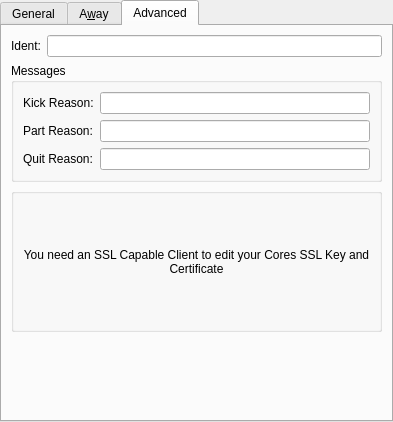
This is src/mobileui/settingspages/identityeditwidget.ui in raininja/quassel2go as Qt 5 draws it before an edit. The edited form follows.
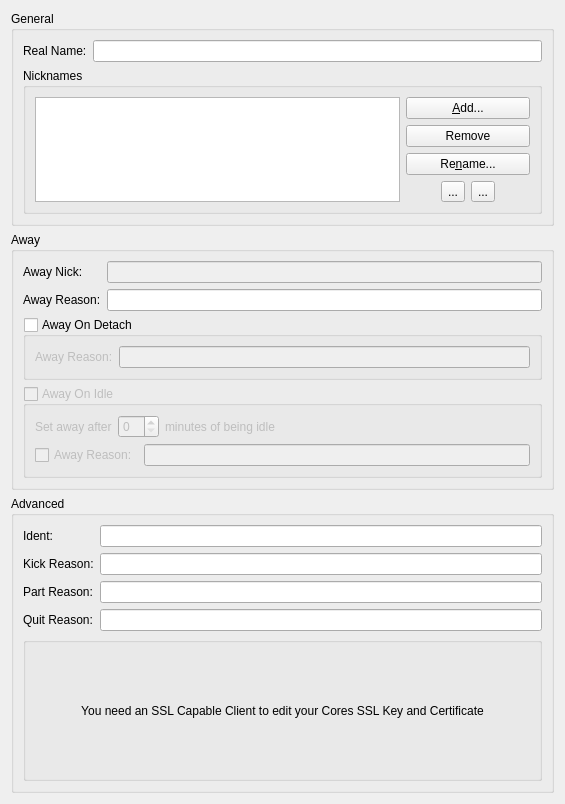
This is the edited form. The open tabs and pages were chosen to show the change. Icons and pictures are not drawn.

Diff of the .ui file:
```diff
--- a/src/mobileui/settingspages/identityeditwidget.ui
+++ b/src/mobileui/settingspages/identityeditwidget.ui
@@ -6,49 +6,35 @@
    <rect>
     <x>0</x>
     <y>0</y>
-    <width>393</width>
-    <height>422</height>
+    <width>565</width>
+    <height>776</height>
    </rect>
   </property>
   <property name="windowTitle">
    <string/>
   </property>
-  <layout class="QVBoxLayout" name="verticalLayout_13">
-   <property name="spacing">
-    <number>0</number>
-   </property>
-   <property name="margin">
-    <number>0</number>
-   </property>
+  <layout class="QVBoxLayout" name="verticalLayout_3">
    <item>
-    <widget class="QTabWidget" name="tabWidget">
-     <property name="currentIndex">
-      <number>0</number>
-     </property>
-     <widget class="QWidget" name="generalTab">
-      <attribute name="title">
+    <widget class="QGroupBox" name="groupBox_4">
+     <property name="title">
        <string>General</string>
-      </attribute>
-      <layout class="QVBoxLayout">
-       <item>
-        <layout class="QHBoxLayout" name="_2">
-         <item>
+     </property>
+     <layout class="QFormLayout" name="formLayout">
+      <item row="0" column="0">
           <widget class="QLabel" name="label">
            <property name="text">
             <string>Real Name:</string>
            </property>
           </widget>
          </item>
-         <item>
+      <item row="0" column="1">
           <widget class="QLineEdit" name="realName">
            <property name="whatsThis">
             <string>The &quot;Real Name&quot; is shown in /whois.</string>
            </property>
           </widget>
          </item>
-        </layout>
-       </item>
-       <item>
+      <item row="1" column="0" colspan="2">
         <widget class="QGroupBox" name="groupBox">
          <property name="title">
           <string>Nicknames</string>
@@ -222,19 +208,20 @@
        </item>
       </layout>
      </widget>
-     <widget class="QWidget" name="awayTab">
-      <attribute name="title">
-       <string>A&amp;way</string>
-      </attribute>
-      <layout class="QVBoxLayout" name="verticalLayout_4">
+   </item>
        <item>
-        <widget class="QGroupBox" name="groupBox_2">
+    <widget class="QGroupBox" name="groupBox_7">
          <property name="title">
-          <string>Default Away Settings</string>
-         </property>
-         <layout class="QVBoxLayout" name="verticalLayout_3">
-          <item>
-           <layout class="QGridLayout" name="_6">
+      <string>Away</string>
+     </property>
+     <layout class="QFormLayout" name="formLayout_2">
+      <item row="0" column="0">
+       <widget class="QLabel" name="awayNickLabel">
+        <property name="text">
+         <string>Away Nick:</string>
+        </property>
+       </widget>
+      </item>
             <item row="0" column="1">
              <widget class="QLineEdit" name="awayNick">
               <property name="enabled">
@@ -245,6 +232,13 @@
               </property>
              </widget>
             </item>
+      <item row="1" column="0">
+       <widget class="QLabel" name="awayReasonLabel">
+        <property name="text">
+         <string>Away Reason:</string>
+        </property>
+       </widget>
+      </item>
             <item row="1" column="1">
              <widget class="QLineEdit" name="awayReason">
               <property name="enabled">
@@ -255,26 +249,7 @@
               </property>
              </widget>
             </item>
-            <item row="0" column="0">
-             <widget class="QLabel" name="awayNickLabel">
-              <property name="text">
-               <string>Away Nick:</string>
-              </property>
-             </widget>
-            </item>
-            <item row="1" column="0">
-             <widget class="QLabel" name="awayReasonLabel">
-              <property name="text">
-               <string>Away Reason:</string>
-              </property>
-             </widget>
-            </item>
-           </layout>
-          </item>
-         </layout>
-        </widget>
-       </item>
-       <item>
+      <item row="2" column="0" colspan="2">
         <widget class="QGroupBox" name="detachAwayEnabled">
          <property name="toolTip">
           <string>Set away when all clients have detached from the core</string>
@@ -306,7 +281,7 @@
          </layout>
         </widget>
        </item>
-       <item>
+      <item row="3" column="0" colspan="2">
         <widget class="QGroupBox" name="autoAwayEnabled">
          <property name="enabled">
           <bool>false</bool>
@@ -379,88 +354,68 @@
          </layout>
         </widget>
        </item>
-       <item>
-        <spacer>
-         <property name="orientation">
-          <enum>Qt::Vertical</enum>
-         </property>
-         <property name="sizeHint" stdset="0">
-          <size>
-           <width>20</width>
-           <height>40</height>
-          </size>
-         </property>
-        </spacer>
-       </item>
-      </layout>
-     </widget>
-     <widget class="QWidget" name="advancedTab">
-      <attribute name="title">
+     </layout>
+     <zorder>awayReason</zorder>
+     <zorder>awayReasonLabel</zorder>
+     <zorder>awayNick</zorder>
+     <zorder>awayNickLabel</zorder>
+     <zorder>autoAwayEnabled</zorder>
+     <zorder>detachAwayEnabled</zorder>
+     <zorder>autoAwayEnabled</zorder>
+     <zorder>detachAwayEnabled</zorder>
+    </widget>
+   </item>
+   <item>
+    <widget class="QGroupBox" name="advancedGroupBox">
+     <property name="title">
        <string>Advanced</string>
-      </attribute>
-      <layout class="QVBoxLayout" name="verticalLayout_12">
-       <item>
-        <layout class="QHBoxLayout" name="_9">
-         <item>
+     </property>
+     <layout class="QFormLayout" name="formLayout_3">
+      <item row="0" column="0">
           <widget class="QLabel" name="label_2">
            <property name="text">
             <string>Ident:</string>
            </property>
           </widget>
          </item>
-         <item>
+      <item row="0" column="1">
           <widget class="QLineEdit" name="ident">
            <property name="whatsThis">
             <string>The &quot;ident&quot; is part of your hostmask and, together with your host, uniquely identifies you within the IRC network.</string>
            </property>
           </widget>
          </item>
-        </layout>
-       </item>
-       <item>
-        <widget class="QGroupBox" name="groupBox_3">
-         <property name="title">
-          <string>Messages</string>
-         </property>
-         <layout class="QVBoxLayout" name="_10">
-          <item>
-           <layout class="QGridLayout" name="_11">
             <item row="1" column="0">
+       <widget class="QLabel" name="label_4">
+        <property name="text">
+         <string>Kick Reason:</string>
+        </property>
+       </widget>
+      </item>
+      <item row="1" column="1">
+       <widget class="QLineEdit" name="kickReason"/>
+      </item>
+      <item row="2" column="0">
              <widget class="QLabel" name="label_3">
               <property name="text">
                <string>Part Reason:</string>
               </property>
              </widget>
             </item>
-            <item row="1" column="1">
+      <item row="2" column="1">
              <widget class="QLineEdit" name="partReason"/>
             </item>
-            <item row="0" column="1">
-             <widget class="QLineEdit" name="kickReason"/>
-            </item>
-            <item row="2" column="0">
+      <item row="3" column="0">
              <widget class="QLabel" name="label_5">
               <property name="text">
                <string>Quit Reason:</string>
               </property>
              </widget>
             </item>
-            <item row="2" column="1">
+      <item row="3" column="1">
              <widget class="QLineEdit" name="quitReason"/>
             </item>
-            <item row="0" column="0">
-             <widget class="QLabel" name="label_4">
-              <property name="text">
-               <string>Kick Reason:</string>
-              </property>
-             </widget>
-            </item>
-           </layout>
-          </item>
-         </layout>
-        </widget>
-       </item>
-       <item>
+      <item row="4" column="0" colspan="2">
         <widget class="QStackedWidget" name="keyAndCertSettings">
          <property name="styleSheet">
           <string notr="true"/>
@@ -746,21 +701,26 @@
          </widget>
         </widget>
        </item>
-       <item>
-        <spacer name="verticalSpacer">
-         <property name="orientation">
-          <enum>Qt::Vertical</enum>
-         </property>
-         <property name="sizeHint" stdset="0">
-          <size>
-           <width>20</width>
-           <height>40</height>
-          </size>
-         </property>
-        </spacer>
-       </item>
-      </layout>
-     </widget>
+     </layout>
+     <zorder>ident</zorder>
+     <zorder>label_2</zorder>
+     <zorder>kickReason</zorder>
+     <zorder>label_4</zorder>
+     <zorder>groupBox_6</zorder>
+     <zorder>label_5</zorder>
+     <zorder>quitReason</zorder>
+     <zorder>partReason</zorder>
+     <zorder>label_3</zorder>
+     <zorder>quitReason</zorder>
+     <zorder>sslCertGroupBox</zorder>
+     <zorder>label_4</zorder>
+     <zorder>label_5</zorder>
+     <zorder>sslKeyGroupBox</zorder>
+     <zorder>kickReason</zorder>
+     <zorder>label_3</zorder>
+     <zorder>partReason</zorder>
+     <zorder></zorder>
+     <zorder>keyAndCertSettings</zorder>
     </widget>
    </item>
   </layout>
```
Left out of the diff: 6 changed lines with no effect on the pictures. Lines whose indentation alone changed are shown as unchanged.
